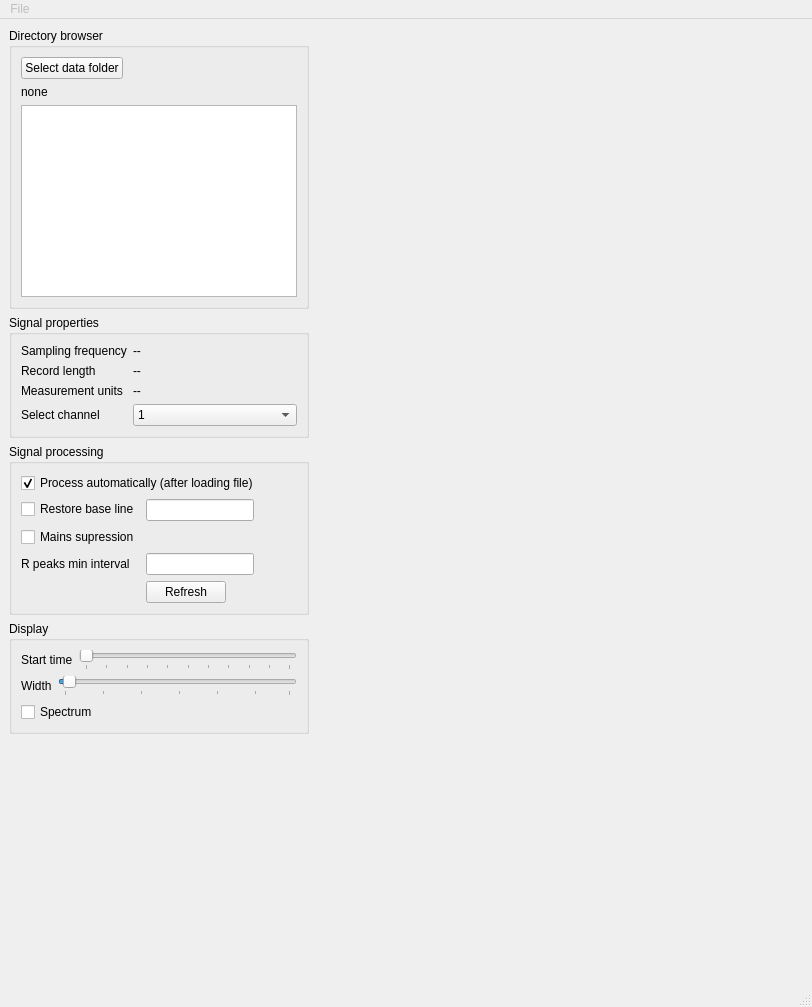
Old version of the form heartapp_mainwindow.ui in the repository afanasenko/ecg-hd.
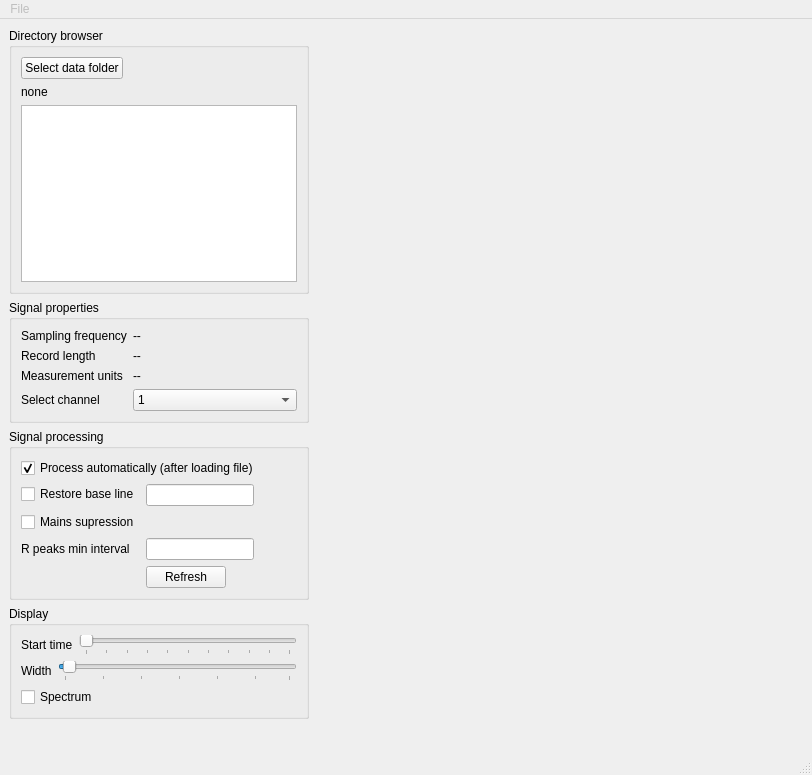
New version of the form. Custom widgets are drawn as their Qt base class.

Commit message: Move to Qt5

```diff
--- a/heartapp_mainwindow.ui
+++ b/heartapp_mainwindow.ui
@@ -7,7 +7,7 @@
     <x>0</x>
     <y>0</y>
     <width>812</width>
-    <height>1007</height>
+    <height>775</height>
    </rect>
   </property>
   <property name="minimumSize">
```
The commit also changes 1 other file.
